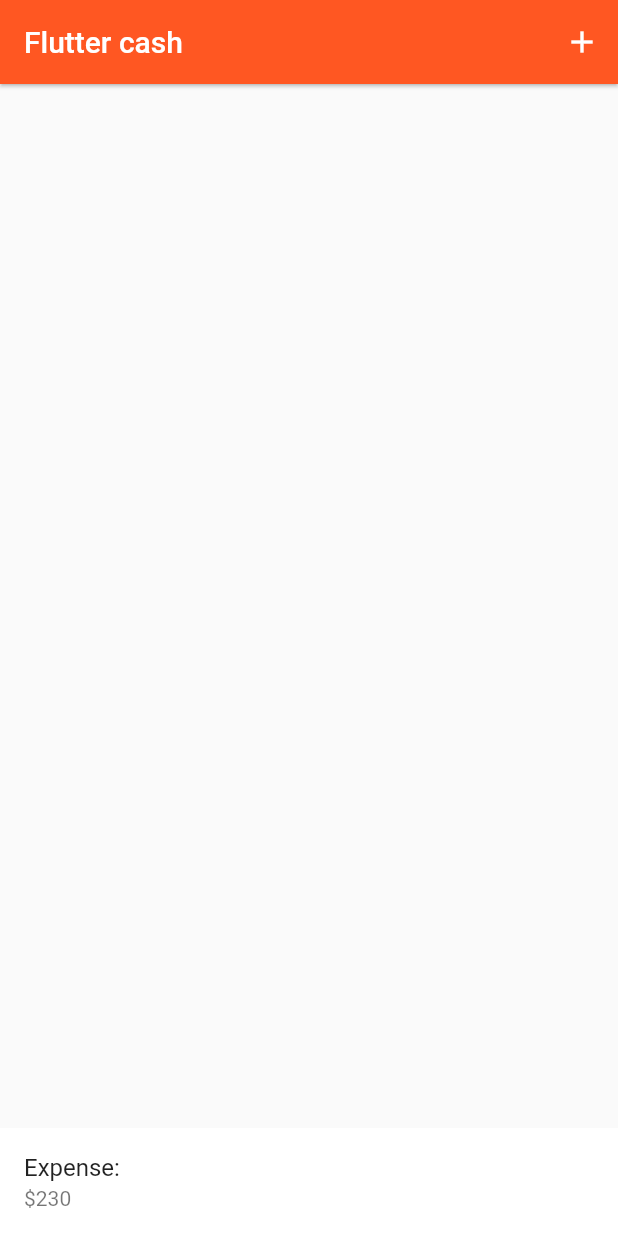
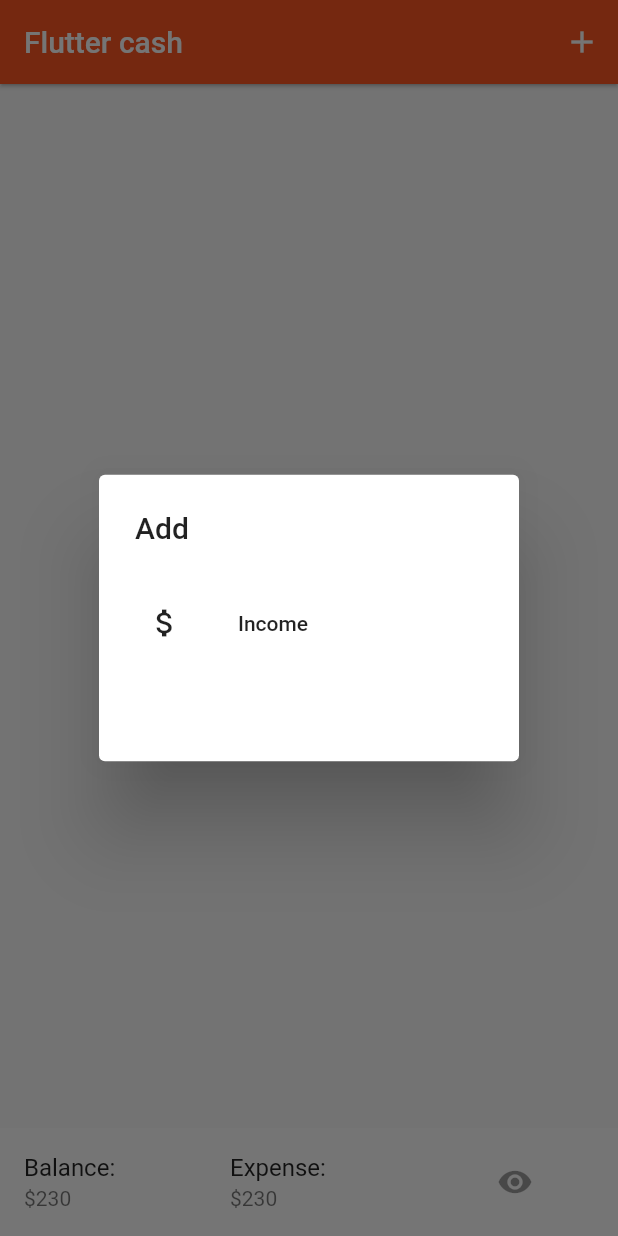
Before and after one commit to JAICHANGPARK/flutter_show_me_the_money, a Flutter app: the screen it shows after launch, after a tap on the "add" icon, on a phone screen of 412 x 824 dp. Run offline on Flutter 3.47's test engine with Material 2 defaults, Android fonts, the phone set to English and light mode, and no system bars.

Commit message:
Update main.dart

```diff
--- a/lib/main.dart
+++ b/lib/main.dart
@@ -7,6 +7,7 @@ class MyApp extends StatelessWidget {
   @override
   Widget build(BuildContext context) {
     return MaterialApp(
+      debugShowCheckedModeBanner: false,
       title: 'Flutter Demo',
       theme: ThemeData(
         primarySwatch: Colors.blue,
@@ -34,7 +35,35 @@ class _HomePageState extends State<HomePage> {
           IconButton(
             icon: Icon(Icons.add),
             tooltip: "Add Something",
-            onPressed: (){},
+            onPressed: (){
+              showDialog(context: context,
+              builder: (context) => AlertDialog(
+                title: Text("Add"),
+                content: Container(
+                  height: 100.0,
+                  child: Column(
+                    children: <Widget>[
+                      Row(
+                        children: <Widget>[
+                          Padding(
+                            padding: const EdgeInsets.all(8.0),
+                            child: Icon(Icons.attach_money),
+                          ),
+                          Padding(
+                            padding: const EdgeInsets.all(8.0),
+                            child: MaterialButton(
+                              onPressed: (){},
+                              child: Text("Income"),
+                            ),
+                          )
+
+                        ],
+                      )
+                    ],
+                  ),
+                ),
+              ));
+            },
           )
         ],
       ),
@@ -45,10 +74,20 @@ class _HomePageState extends State<HomePage> {
           children: <Widget>[
             Expanded(
               child: ListTile(
+                title: Text("Balance:"),
+                subtitle: Text("\$230"),
+              ),
+            ),
+            Expanded(
+              child: ListTile(
                 title: Text("Expense:"),
                 subtitle: Text("\$230"),
               ),
-            )
+            ),
+            Expanded(
+              child: IconButton(icon: Icon(Icons.remove_red_eye), onPressed: null)
+            ),
+
           ],
         ),
       ),
```
